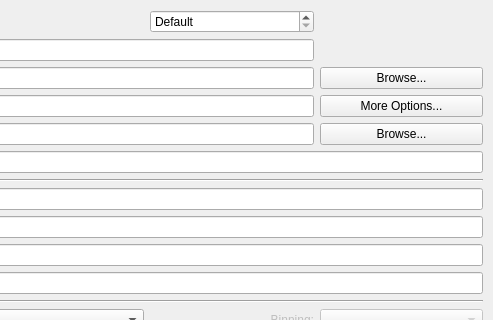
Above: source/qxrdacquisitiondialog.ui from guyjennings/qxrd before the change; both pictures show x 153 to 646 and y 0 to 320 of the 646 by 788 pixel window. Below: the same form after it.
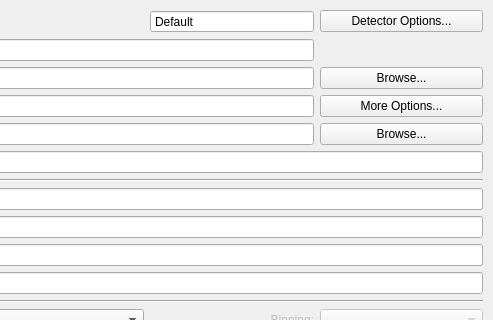
That is the form after the change. Icons and pictures are not drawn. Custom widgets are drawn as their Qt base class.

Commit message: Added code to change detector type from preferences window

What changed in the file:
```diff
--- a/source/qxrdacquisitiondialog.ui
+++ b/source/qxrdacquisitiondialog.ui
@@ -170,6 +170,12 @@
         </item>
         <item row="0" column="2">
          <widget class="QSpinBox" name="m_DetectorNumber">
+          <property name="readOnly">
+           <bool>true</bool>
+          </property>
+          <property name="buttonSymbols">
+           <enum>QAbstractSpinBox::NoButtons</enum>
+          </property>
           <property name="specialValueText">
            <string>Default</string>
           </property>
@@ -925,6 +931,18 @@
           </property>
          </widget>
         </item>
+        <item row="0" column="3">
+         <widget class="QPushButton" name="m_DetectorOptionsButton">
+          <property name="toolTip">
+           <string>Acquisition options, such as
+Location(s) where data files are saved
+</string>
+          </property>
+          <property name="text">
+           <string>Detector Options...</string>
+          </property>
+         </widget>
+        </item>
        </layout>
       </widget>
       <widget class="QWidget" name="m_WatcherPage"/>
```
The commit also changes 8 other files.
